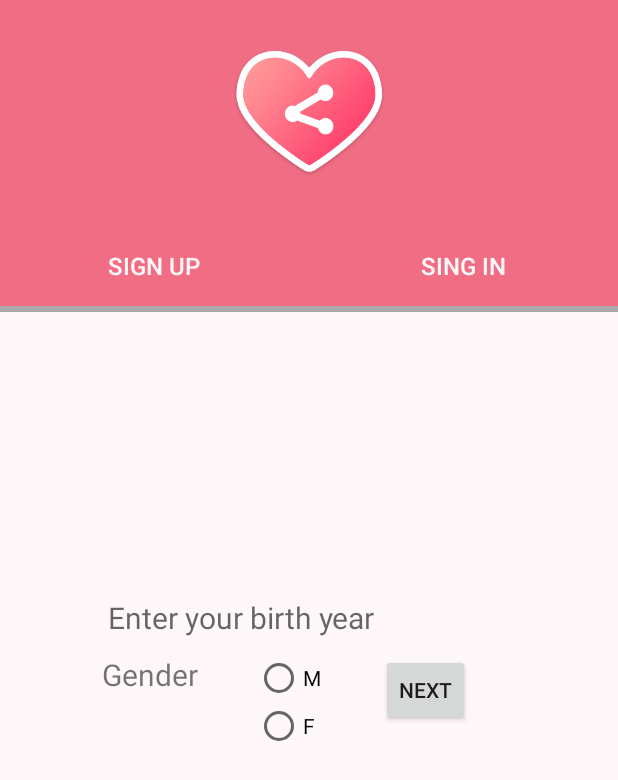
After one commit to TeoDimitrov/LetsTalk, an Android app: the layout activity_sign_in.xml on its own in the app's theme, with its tools: preview values and no code run, on a phone screen of 412 x 824 dp. The commit adds this screen. Shown: the top 780 px of the screen. Run offline under Robolectric (Android 15) with nearby library versions, the phone set to English and light mode, and no system bars.

Commit message:
combining layouts, creating sign in fragment classes

```diff
--- a/app/build.gradle
+++ b/app/build.gradle
@@ -26,7 +26,10 @@ dependencies {
     compile 'com.google.firebase:firebase-core:9.4.0'
     compile 'com.google.firebase:firebase-database:9.4.0'
     compile 'com.android.support:design:24.2.1'
+    compile 'com.android.support:support-v4:24.2.1'
 }
 
 
+
+
 apply plugin: 'com.google.gms.google-services'
--- a/app/src/main/AndroidManifest.xml
+++ b/app/src/main/AndroidManifest.xml
@@ -21,7 +21,6 @@
                 <category android:name="android.intent.category.LAUNCHER" />
             </intent-filter>
         </activity>
-        <activity android:name=".LogInStepTwo" />
         <activity
             android:name=".LoginActivity"
             android:label="@string/title_activity_login"></activity>
--- a/app/src/main/java/com/example/letstalk/LogInStepOne.java
+++ b/app/src/main/java/com/example/letstalk/SignInActivity.java
@@ -1,7 +1,6 @@
 package com.example.letstalk;
 
 import android.app.Activity;
-import android.support.v7.app.AppCompatActivity;
 import android.os.Bundle;
 import android.view.View;
 import android.view.View.OnClickListener;
@@ -10,7 +9,7 @@ import android.widget.EditText;
 import android.widget.RadioButton;
 import android.widget.TextView;
 
-public class LogInStepOne extends Activity implements OnClickListener {
+public class SignInActivity extends Activity implements OnClickListener {
 
     private EditText birthyear;
     private Button signUp;
@@ -22,7 +21,7 @@ public class LogInStepOne extends Activity implements OnClickListener {
     @Override
     protected void onCreate(Bundle savedInstanceState) {
         super.onCreate(savedInstanceState);
-        setContentView(R.layout.activity_log_in_step_one);
+        setContentView(R.layout.activity_sign_in);
 
         birthyear = (EditText) findViewById(R.id.enter_birth_year);
 
--- /dev/null
+++ b/app/src/main/res/layout/activity_sign_in.xml
@@ -0,0 +1,120 @@
+<?xml version="1.0" encoding="utf-8"?>
+<RelativeLayout xmlns:android="http://schemas.android.com/apk/res/android"
+    xmlns:tools="http://schemas.android.com/tools"
+    android:layout_width="match_parent"
+    android:layout_height="match_parent"
+    android:background="@color/colorAccent"
+    tools:context=".SignInActivity">
+
+    <android.support.v7.widget.Toolbar
+        xmlns:android="http://schemas.android.com/apk/res/android"
+        android:id="@+id/sessionsToolbar"
+        android:layout_width="match_parent"
+        android:layout_height="150dp"
+        android:background="?attr/colorPrimary"
+        android:elevation="0dp"
+        android:theme="@style/Toolbar"/>
+
+    <ImageView
+        android:id="@+id/image"
+        android:layout_width="100dp"
+        android:layout_height="150dp"
+        android:src="@drawable/letstalk_logo"
+        android:layout_gravity="center_horizontal"
+        android:layout_above="@+id/btns_session"
+        android:layout_centerHorizontal="true" />
+
+    <LinearLayout xmlns:android="http://schemas.android.com/apk/res/android"
+        android:id="@+id/btns_session"
+        android:orientation="horizontal"
+        android:layout_width="match_parent"
+        android:layout_height="58dp"
+        android:layout_below="@id/sessionsToolbar"
+        android:background="@drawable/sessions_shadow">
+        <Button
+            android:id="@+id/btn_signup"
+            android:layout_width="match_parent"
+            android:layout_height="match_parent"
+            android:layout_weight="1"
+            android:layout_marginBottom="@dimen/session_buttons_margin"
+            android:background="@drawable/button_selector"
+            android:text="Sign up"
+            android:textSize="@dimen/session_buttons_text_size"
+            android:textColor="@color/colorAccent"/>
+        <Button
+            android:id="@+id/btn_signin"
+            android:layout_width="match_parent"
+            android:layout_height="match_parent"
+            android:layout_weight="1"
+            android:layout_marginBottom="@dimen/session_buttons_margin"
+            android:background="@drawable/button_selector"
+            android:text="Sing in"
+            android:textSize="@dimen/session_buttons_text_size"
+            android:textColor="@color/colorAccent"/>
+    </LinearLayout>
+
+    <RelativeLayout xmlns:android="http://schemas.android.com/apk/res/android"
+        android:layout_width="match_parent"
+        android:layout_height="match_parent"
+        android:orientation="vertical"
+        android:layout_alignParentTop="true">
+
+        <EditText
+            android:id="@+id/enter_birth_year"
+            android:layout_width="wrap_content"
+            android:layout_height="wrap_content"
+            android:hint="Enter your birth year"
+            android:textSize="20dp"
+            android:layout_centerVertical="true"
+            android:layout_alignParentLeft="true"
+            android:layout_alignParentStart="true"
+            android:layout_marginLeft="68dp"
+            android:layout_marginStart="68dp" />
+
+        <TextView
+            android:id="@+id/gender"
+            android:layout_width="wrap_content"
+            android:layout_height="wrap_content"
+            android:layout_alignLeft="@+id/enter_birth_year"
+            android:layout_alignStart="@+id/enter_birth_year"
+            android:layout_below="@+id/enter_birth_year"
+            android:text="Gender"
+            android:textSize="20dp" />
+
+        <RadioGroup xmlns:android="http://schemas.android.com/apk/res/android"
+            android:layout_width="wrap_content"
+            android:layout_height="wrap_content"
+            android:orientation="vertical"
+            android:layout_below="@+id/enter_birth_year"
+            android:layout_toRightOf="@+id/gender"
+            android:layout_toEndOf="@+id/gender"
+            android:layout_marginLeft="38dp"
+            android:layout_marginStart="38dp"
+            android:id="@+id/gender_radio_buttons">
+
+            <RadioButton
+                android:id="@+id/male_radio_button"
+                android:layout_width="wrap_content"
+                android:layout_height="wrap_content"
+                android:onClick="onRadioButtonClicked"
+                android:text="M" />
+
+            <RadioButton
+                android:id="@+id/female_radio_button"
+                android:layout_width="wrap_content"
+                android:layout_height="wrap_content"
+                android:onClick="onRadioButtonClicked"
+                android:text="F" />
+        </RadioGroup>
+
+        <Button
+            style="?android:attr/buttonStyleSmall"
+            android:layout_width="wrap_content"
+            android:layout_height="wrap_content"
+            android:text="Next"
+            android:id="@+id/button"
+            android:layout_below="@+id/enter_birth_year"
+            android:layout_toRightOf="@+id/enter_birth_year"
+            android:layout_toEndOf="@+id/enter_birth_year" />
+    </RelativeLayout>
+</RelativeLayout>
--- a/app/src/main/res/values/strings.xml
+++ b/app/src/main/res/values/strings.xml
@@ -20,4 +20,7 @@
     <string name="permission_rationale">"Contacts permissions are needed for providing email
         completions."
     </string>
+
+    <!-- TODO: Remove or change this placeholder text -->
+    <string name="hello_blank_fragment">Hello blank fragment</string>
 </resources>
```
Also changed, not shown: app/src/main/java/com/example/letstalk/LogInStepTwo.java (deleted, +0 -14 lines), app/src/main/java/com/example/letstalk/MainActivity.java (deleted, +0 -82 lines), app/src/main/java/com/example/letstalk/signin_fragments/SignUpFragmentOne.java (added, +21 -0 lines), app/src/main/java/com/example/letstalk/signin_fragments/SignUpFragmentTwo.java (added, +21 -0 lines), app/src/main/res/layout/activity_log_in_step_one.xml (deleted, +0 -32 lines), app/src/main/res/layout/activity_log_in_step_two.xml (deleted, +0 -12 lines), app/src/main/res/layout/fragment_sign_in_fragment_one.xml (added, +13 -0 lines), app/src/main/res/layout/fragment_sign_up_fragment_two.xml (added, +13 -0 lines), app/src/main/res/layout/image_layout.xml (deleted, +0 -11 lines), app/src/main/res/layout/log_in_edit_text.xml (deleted, +0 -65 lines), app/src/main/res/layout/login_buttons.xml (deleted, +0 -28 lines), app/src/main/res/layout/session_buttons.xml (deleted, +0 -28 lines), app/src/main/res/layout/sessions_activity.xml (+36 -16 lines), app/src/main/res/layout/sessions_toolbar.xml (deleted, +0 -11 lines).
